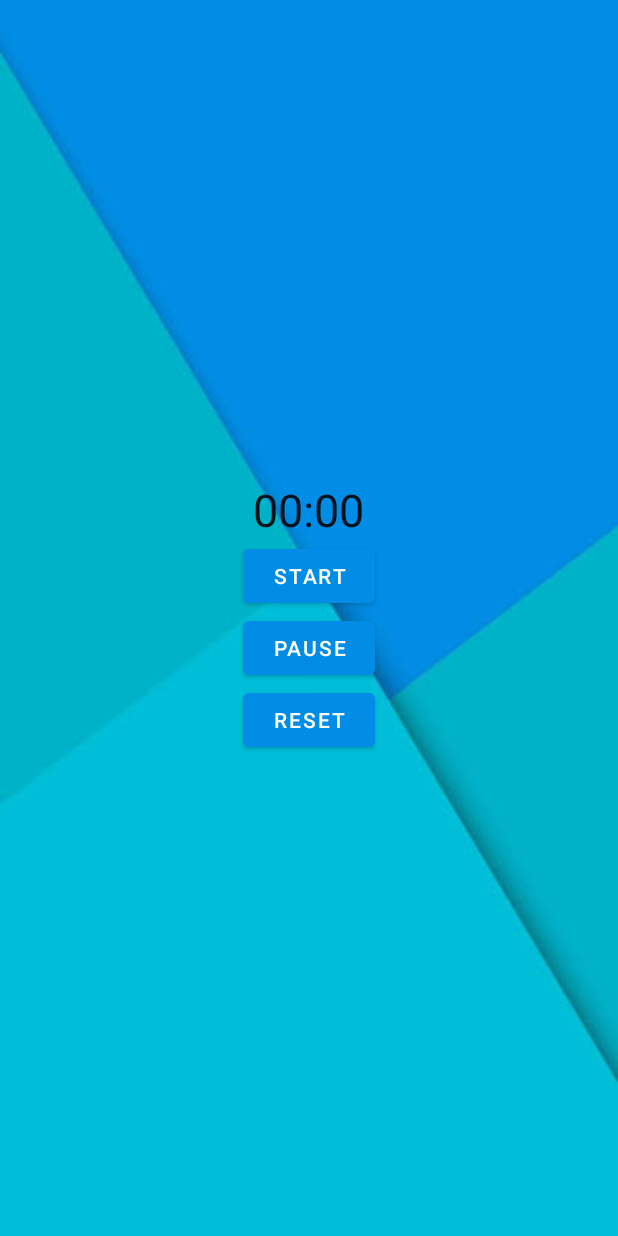
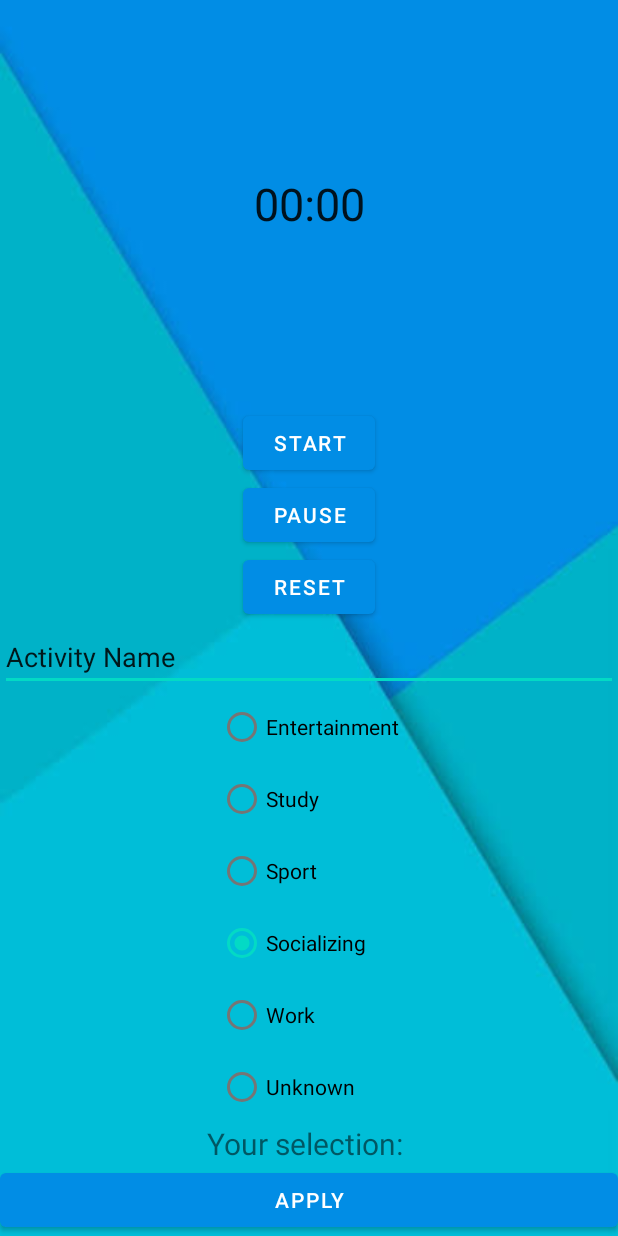
Before and after one commit to ErenOzen/Sprout, an Android app: the TimerActivity screen opened directly, with no data from a screen before it, on a phone screen of 412 x 824 dp. Run offline under Robolectric (Android 15) with nearby library versions, the phone set to English and light mode, and no system bars.

Commit message:
Timer activity updated

```diff
--- a/app/src/main/java/com/example/sprout/TimerActivity.java
+++ b/app/src/main/java/com/example/sprout/TimerActivity.java
@@ -3,11 +3,19 @@ package com.example.sprout;
 import android.os.Bundle;
 import android.os.SystemClock;
 import android.view.View;
+import android.widget.Button;
 import android.widget.Chronometer;
+import android.widget.RadioButton;
+import android.widget.RadioGroup;
+import android.widget.TextView;
 
 import androidx.appcompat.app.AppCompatActivity;
 
 public class TimerActivity extends AppCompatActivity {
+
+    RadioGroup radioGroup;
+    RadioButton radioButton;
+    TextView textView;
 
     private Chronometer chronometer;
     private long pauseOffset;
@@ -16,6 +24,19 @@ public class TimerActivity extends AppCompatActivity {
     protected void onCreate(Bundle savedInstanceState) {
         super.onCreate(savedInstanceState);
         setContentView(R.layout.activity_timer);
+
+        radioGroup = findViewById(R.id.radioGroup);
+        textView = findViewById(R.id.text_view_selected);
+        Button buttonApply = findViewById(R.id.button_apply);
+        buttonApply.setOnClickListener(new View.OnClickListener() {
+            @Override
+            public void onClick(View v) {
+                int radioId = radioGroup.getCheckedRadioButtonId();
+                radioButton = findViewById(radioId);
+                textView.setText("Your choice: " + radioButton.getText());
+            }
+        });
+
         chronometer = findViewById(R.id.chronometer);
         chronometer.setFormat("Time: %s");
         //chronometer.setBase(SystemClock.elapsedRealtime());
@@ -47,4 +68,11 @@ public class TimerActivity extends AppCompatActivity {
         chronometer.setBase(SystemClock.elapsedRealtime());
         pauseOffset = 0;
     }
+
+    public void checkButton(View v){
+        int radioId = radioGroup.getCheckedRadioButtonId();
+        radioButton = findViewById(radioId);
+        //Toast.makeText(this,"Selected Radio Button: " + radioButton.getText(),Toast.LENGTH_LONG).show();
+
+    }
 }
--- a/app/src/main/res/layout/activity_timer.xml
+++ b/app/src/main/res/layout/activity_timer.xml
@@ -1,5 +1,5 @@
 <?xml version="1.0" encoding="utf-8"?>
-<LinearLayout xmlns:android="http://schemas.android.com/apk/res/android"
+<androidx.constraintlayout.widget.ConstraintLayout xmlns:android="http://schemas.android.com/apk/res/android"
     xmlns:app="http://schemas.android.com/apk/res-auto"
     xmlns:tools="http://schemas.android.com/tools"
     android:layout_width="match_parent"
@@ -13,23 +13,137 @@
         android:id="@+id/chronometer"
         android:layout_width="wrap_content"
         android:layout_height="wrap_content"
-        android:textSize="30sp" />
+        android:layout_alignParentStart="true"
+        android:layout_alignParentTop="true"
+        android:layout_centerHorizontal="true"
+        android:textSize="30sp"
+        app:layout_constraintBottom_toTopOf="@+id/button"
+        app:layout_constraintEnd_toEndOf="parent"
+        app:layout_constraintStart_toStartOf="parent"
+        app:layout_constraintTop_toTopOf="parent" />
 
     <Button
+        android:id="@+id/button"
         android:layout_width="wrap_content"
         android:layout_height="wrap_content"
+        android:layout_alignParentTop="true"
+        android:layout_alignParentEnd="true"
         android:onClick="startChronometer"
-        android:text="Start" />
+        android:text="Start"
+        app:layout_constraintBottom_toTopOf="@+id/button3"
+        app:layout_constraintEnd_toEndOf="parent"
+        app:layout_constraintStart_toStartOf="parent" />
 
     <Button
+        android:id="@+id/button3"
         android:layout_width="wrap_content"
         android:layout_height="wrap_content"
+        android:layout_alignParentStart="true"
+        android:layout_alignParentTop="true"
         android:onClick="pauseChronometer"
-        android:text="Pause" />
+        android:text="Pause"
+        app:layout_constraintBottom_toTopOf="@+id/button2"
+        app:layout_constraintEnd_toEndOf="parent"
+        app:layout_constraintStart_toStartOf="parent" />
 
     <Button
+        android:id="@+id/button2"
         android:layout_width="wrap_content"
         android:layout_height="wrap_content"
+        android:layout_alignParentStart="true"
+        android:layout_alignParentTop="true"
         android:onClick="resetChronometer"
-        android:text="Reset" />
-</LinearLayout>
+        android:text="Reset"
+        app:layout_constraintBottom_toTopOf="@+id/editTextTextPersonName"
+        app:layout_constraintEnd_toEndOf="parent"
+        app:layout_constraintStart_toStartOf="parent" />
+
+    <EditText
+        android:id="@+id/editTextTextPersonName"
+        android:layout_width="match_parent"
+        android:layout_height="wrap_content"
+        android:layout_alignParentStart="true"
+        android:layout_alignParentTop="true"
+        android:ems="10"
+        android:inputType="textPersonName"
+        android:text="Activity Name"
+        app:layout_constraintBottom_toTopOf="@+id/radioGroup" />
+
+    <RadioGroup
+        android:id="@+id/radioGroup"
+        android:layout_width="wrap_content"
+        android:layout_height="wrap_content"
+        app:layout_constraintEnd_toEndOf="parent"
+        app:layout_constraintHorizontal_bias="0.498"
+        app:layout_constraintStart_toStartOf="parent"
+        app:layout_constraintTop_toBottomOf="@+id/editTextTextPersonName">
+
+        <RadioButton
+            android:id="@+id/radio_entertainment"
+            android:layout_width="wrap_content"
+            android:layout_height="wrap_content"
+            android:checked="true"
+            android:onClick="checkButton"
+            android:text="Entertainment" />
+
+        <RadioButton
+            android:id="@+id/radio_study"
+            android:layout_width="wrap_content"
+            android:layout_height="wrap_content"
+            android:onClick="checkButton"
+            android:text="Study" />
+
+        <RadioButton
+            android:id="@+id/radio_Sport"
+            android:layout_width="wrap_content"
+            android:layout_height="wrap_content"
+            android:onClick="checkButton"
+            android:text="Sport" />
+
+        <RadioButton
+            android:id="@+id/radio_Socializing"
+            android:layout_width="wrap_content"
+            android:layout_height="wrap_content"
+            android:checked="true"
+            android:onClick="checkButton"
+            android:text="Socializing" />
+
+        <RadioButton
+            android:id="@+id/radio_work"
+            android:layout_width="wrap_content"
+            android:layout_height="wrap_content"
+            android:onClick="checkButton"
+            android:text="Work" />
+
+        <RadioButton
+            android:id="@+id/radio_unknown"
+            android:layout_width="wrap_content"
+            android:layout_height="wrap_content"
+            android:onClick="checkButton"
+            android:text="Unknown" />
+
+    </RadioGroup>
+
+    <TextView
+        android:id="@+id/text_view_selected"
+        android:layout_width="wrap_content"
+        android:layout_height="wrap_content"
+        android:layout_below="@+id/radioGroup"
+        android:layout_centerHorizontal="true"
+        android:text="Your selection: "
+        android:textSize="20sp"
+        app:layout_constraintBottom_toTopOf="@+id/button_apply"
+        app:layout_constraintEnd_toEndOf="parent"
+        app:layout_constraintStart_toStartOf="parent"
+        app:layout_constraintTop_toBottomOf="@+id/radioGroup" />
+
+    <Button
+        android:id="@+id/button_apply"
+        android:layout_width="match_parent"
+        android:layout_height="wrap_content"
+        android:layout_below="@+id/text_view_selected"
+        android:layout_centerHorizontal="true"
+        android:text="apply"
+        app:layout_constraintBottom_toBottomOf="parent" />
+
+</androidx.constraintlayout.widget.ConstraintLayout>
```
